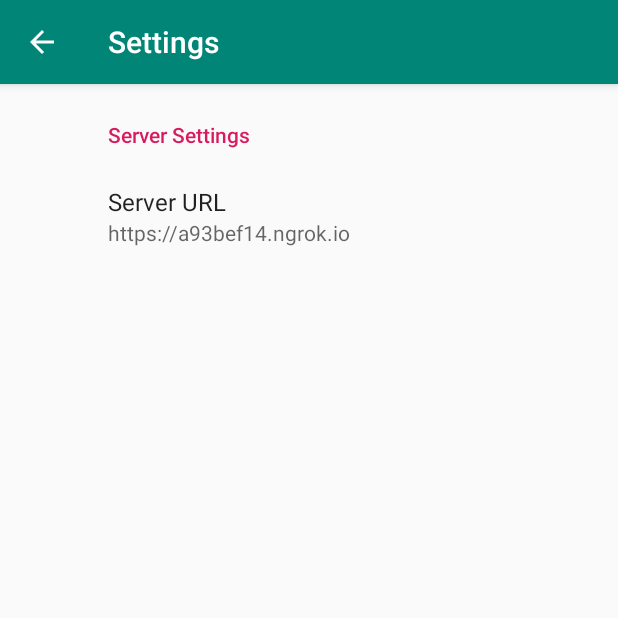
After one commit to glungu/mush-room, an Android app: the SettingsActivity screen opened directly, with no data from a screen before it, on a phone screen of 412 x 824 dp, the top half of it. The commit adds this screen. Run offline under Robolectric (Android 15) with nearby library versions, the phone set to English and light mode, and no system bars; our stand-ins replace androidx.preference.

Commit message:
settings added

```diff
--- a/MushRoomApp/app/build.gradle
+++ b/MushRoomApp/app/build.gradle
@@ -23,6 +23,7 @@ dependencies {
     implementation fileTree(dir: 'libs', include: ['*.jar'])
     implementation 'androidx.appcompat:appcompat:1.1.0'
     implementation 'androidx.constraintlayout:constraintlayout:1.1.3'
+    implementation 'androidx.preference:preference:1.1.0-alpha05'
     testImplementation 'junit:junit:4.12'
     androidTestImplementation 'androidx.test:runner:1.2.0'
     androidTestImplementation 'androidx.test.espresso:espresso-core:3.2.0'
--- /dev/null
+++ b/MushRoomApp/app/src/main/java/org/lungen/mushroom/SettingsActivity.java
@@ -0,0 +1,46 @@
+package org.lungen.mushroom;
+
+import android.os.Bundle;
+import android.view.MenuItem;
+
+import androidx.appcompat.app.ActionBar;
+import androidx.appcompat.app.AppCompatActivity;
+import androidx.core.app.NavUtils;
+import androidx.preference.PreferenceFragmentCompat;
+
+public class SettingsActivity extends AppCompatActivity {
+
+    @Override
+    protected void onCreate(Bundle savedInstanceState) {
+        super.onCreate(savedInstanceState);
+        setContentView(R.layout.settings_activity);
+        getSupportFragmentManager()
+                .beginTransaction()
+                .replace(R.id.settings, new SettingsFragment())
+                .commit();
+
+        // navigating back to parent activity
+        ActionBar actionBar = getSupportActionBar();
+        if (actionBar != null) {
+            actionBar.setDisplayHomeAsUpEnabled(true);
+        }
+    }
+
+    @Override
+    public boolean onOptionsItemSelected(MenuItem item) {
+        int id = item.getItemId();
+        if (id == android.R.id.home) {
+            // navigating back to parent activity
+            NavUtils.navigateUpFromSameTask(this);
+        }
+        return super.onOptionsItemSelected(item);
+    }
+
+    public static class SettingsFragment extends PreferenceFragmentCompat {
+        @Override
+        public void onCreatePreferences(Bundle savedInstanceState, String rootKey) {
+            setPreferencesFromResource(R.xml.root_preferences, rootKey);
+        }
+    }
+
+}
--- /dev/null
+++ b/MushRoomApp/app/src/main/res/layout/settings_activity.xml
@@ -0,0 +1,9 @@
+<LinearLayout xmlns:android="http://schemas.android.com/apk/res/android"
+    android:layout_width="match_parent"
+    android:layout_height="match_parent">
+
+    <FrameLayout
+        android:id="@+id/settings"
+        android:layout_width="match_parent"
+        android:layout_height="match_parent" />
+</LinearLayout>
--- /dev/null
+++ b/MushRoomApp/app/src/main/res/values/arrays.xml
@@ -0,0 +1,12 @@
+<resources>
+    <!-- Reply Preference -->
+    <string-array name="reply_entries">
+        <item>Reply</item>
+        <item>Reply to all</item>
+    </string-array>
+
+    <string-array name="reply_values">
+        <item>reply</item>
+        <item>reply_all</item>
+    </string-array>
+</resources>
--- a/MushRoomApp/app/src/main/res/values/strings.xml
+++ b/MushRoomApp/app/src/main/res/values/strings.xml
@@ -1,3 +1,21 @@
 <resources>
     <string name="app_name">MushRoomApp</string>
+    <string name="action_settings">Settings</string>
+
+    <!-- Preference Titles -->
+    <string name="settings_category_server">Server Settings</string>
+    <string name="sync_header">Sync</string>
+
+    <!-- Server Preferences -->
+    <string name="pref_server_url_key">server_url</string>
+    <string name="settings_server_url">Server URL</string>
+    <string name="settings_server_url_default">https://a93bef14.ngrok.io</string>
+    <string name="reply_title">Default reply action</string>
+
+    <!-- Sync Preferences -->
+    <string name="sync_title">Sync email periodically</string>
+    <string name="attachment_title">Download incoming attachments</string>
+    <string name="attachment_summary_on">Automatically download attachments for incoming emails
+    </string>
+    <string name="attachment_summary_off">Only download attachments when manually requested</string>
 </resources>
--- a/MushRoomApp/app/src/main/res/values/styles.xml
+++ b/MushRoomApp/app/src/main/res/values/styles.xml
@@ -6,6 +6,7 @@
         <item name="colorPrimary">@color/colorPrimary</item>
         <item name="colorPrimaryDark">@color/colorPrimaryDark</item>
         <item name="colorAccent">@color/colorAccent</item>
+        <item name="preferenceTheme">@style/PreferenceThemeOverlay</item>
     </style>
 
 </resources>
--- /dev/null
+++ b/MushRoomApp/app/src/main/res/xml/root_preferences.xml
@@ -0,0 +1,56 @@
+<!--
+  ~ Copyright 2018 The app Open Source Project
+  ~
+  ~ Licensed under the Apache License, Version 2.0 (the "License");
+  ~ you may not use this file except in compliance with the License.
+  ~ You may obtain a copy of the License at
+  ~
+  ~      http://www.apache.org/licenses/LICENSE-2.0
+  ~
+  ~ Unless required by applicable law or agreed to in writing, software
+  ~ distributed under the License is distributed on an "AS IS" BASIS,
+  ~ WITHOUT WARRANTIES OR CONDITIONS OF ANY KIND, either express or implied.
+  ~ See the License for the specific language governing permissions and
+  ~ limitations under the License.
+  -->
+
+<PreferenceScreen xmlns:app="http://schemas.android.com/apk/res-auto">
+
+    <PreferenceCategory app:title="@string/settings_category_server">
+
+        <EditTextPreference
+            app:key="@string/pref_server_url_key"
+            app:title="@string/settings_server_url"
+            app:useSimpleSummaryProvider="true"
+            app:defaultValue="@string/settings_server_url_default"/>
+
+<!--
+        <ListPreference
+            app:defaultValue="reply"
+            app:entries="@array/reply_entries"
+            app:entryValues="@array/reply_values"
+            app:key="reply"
+            app:title="@string/reply_title"
+            app:useSimpleSummaryProvider="true" />
+-->
+
+    </PreferenceCategory>
+
+<!--
+    <PreferenceCategory app:title="@string/sync_header">
+
+        <SwitchPreferenceCompat
+            app:key="sync"
+            app:title="@string/sync_title" />
+
+        <SwitchPreferenceCompat
+            app:dependency="sync"
+            app:key="attachment"
+            app:summaryOff="@string/attachment_summary_off"
+            app:summaryOn="@string/attachment_summary_on"
+            app:title="@string/attachment_title" />
+
+    </PreferenceCategory>
+-->
+
+</PreferenceScreen>
```
Also changed, not shown: MushRoomApp/app/src/main/AndroidManifest.xml (+15 -7 lines), MushRoomApp/app/src/main/java/org/lungen/mushroom/MainActivity.java (+59 -6 lines), MushRoomApp/app/src/main/java/org/lungen/mushroom/MultipartUploader.java (+11 -5 lines), MushRoomApp/app/src/main/res/menu/settings_menu.xml (added, +11 -0 lines), 1 other file.
